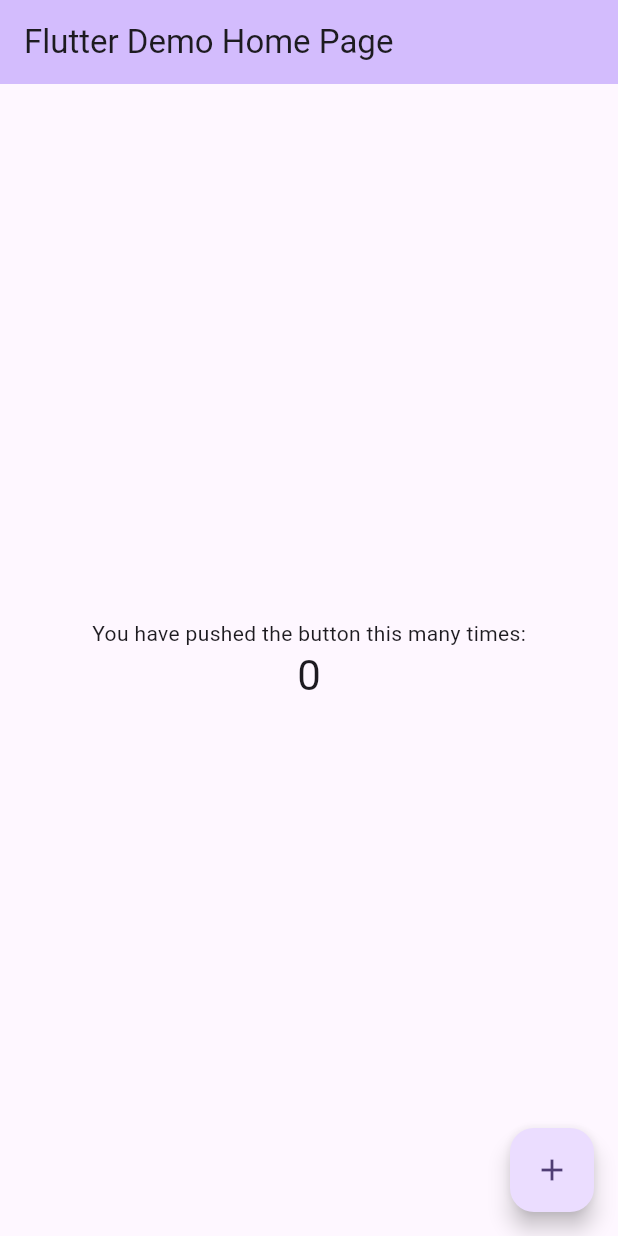
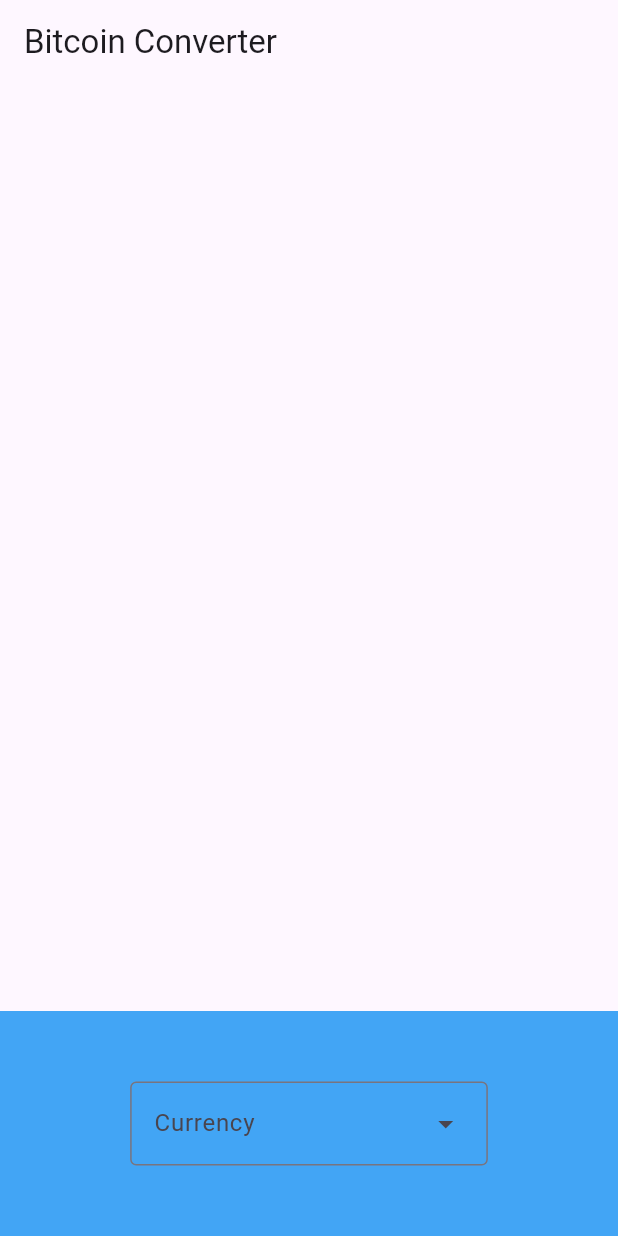
Before and after one commit to Isagani-lapira/bitcoin_converter, a Flutter app: the screen it shows after launch, on a phone screen of 412 x 824 dp. Run offline on Flutter 3.47's test engine with Material 3 defaults, Android fonts, the phone set to English and light mode, and no system bars.

Commit message:
Add: dropdown for both IOS and android

```diff
--- /dev/null
+++ b/bitcoin_converter/lib/home.dart
@@ -0,0 +1,38 @@
+import 'package:bitcoin_converter/utilities/const.dart';
+import 'package:bitcoin_converter/widget/dropdownentry.dart';
+import 'package:flutter/material.dart';
+import 'dart:io' show Platform;
+
+class Home extends StatefulWidget {
+  const Home({super.key});
+
+  @override
+  State<Home> createState() => _HomeState();
+}
+
+class _HomeState extends State<Home> {
+  @override
+  Widget build(BuildContext context) {
+    return Scaffold(
+      appBar: AppBar(title: kAppTitle),
+      body: Column(
+        mainAxisAlignment: MainAxisAlignment.spaceBetween,
+        children: [
+          const Expanded(
+            child: Column(
+              children: [],
+            ),
+          ),
+          Container(
+            height: 150.0,
+            color: Colors.blue[400],
+            width: double.infinity,
+            child: Center(
+              child: (Platform.isIOS) ? getIOSEntry() : getAndroidEntry(),
+            ),
+          )
+        ],
+      ),
+    );
+  }
+}
--- a/bitcoin_converter/lib/main.dart
+++ b/bitcoin_converter/lib/main.dart
@@ -1,125 +1,17 @@
+import 'package:bitcoin_converter/home.dart';
 import 'package:flutter/material.dart';
 
 void main() {
-  runApp(const MyApp());
+  runApp(const BitCoin());
 }
 
-class MyApp extends StatelessWidget {
-  const MyApp({super.key});
+class BitCoin extends StatelessWidget {
+  const BitCoin({super.key});
 
-  // This widget is the root of your application.
   @override
   Widget build(BuildContext context) {
-    return MaterialApp(
-      title: 'Flutter Demo',
-      theme: ThemeData(
-        // This is the theme of your application.
-        //
-        // TRY THIS: Try running your application with "flutter run". You'll see
-        // the application has a purple toolbar. Then, without quitting the app,
-        // try changing the seedColor in the colorScheme below to Colors.green
-        // and then invoke "hot reload" (save your changes or press the "hot
-        // reload" button in a Flutter-supported IDE, or press "r" if you used
-        // the command line to start the app).
-        //
-        // Notice that the counter didn't reset back to zero; the application
-        // state is not lost during the reload. To reset the state, use hot
-        // restart instead.
-        //
-        // This works for code too, not just values: Most code changes can be
-        // tested with just a hot reload.
-        colorScheme: ColorScheme.fromSeed(seedColor: Colors.deepPurple),
-        useMaterial3: true,
-      ),
-      home: const MyHomePage(title: 'Flutter Demo Home Page'),
+    return const MaterialApp(
+      home: Home(),
     );
   }
 }
-
-class MyHomePage extends StatefulWidget {
-  const MyHomePage({super.key, required this.title});
-
-  // This widget is the home page of your application. It is stateful, meaning
-  // that it has a State object (defined below) that contains fields that affect
-  // how it looks.
-
-  // This class is the configuration for the state. It holds the values (in this
-  // case the title) provided by the parent (in this case the App widget) and
-  // used by the build method of the State. Fields in a Widget subclass are
-  // always marked "final".
-
-  final String title;
-
-  @override
-  State<MyHomePage> createState() => _MyHomePageState();
-}
-
-class _MyHomePageState extends State<MyHomePage> {
-  int _counter = 0;
-
-  void _incrementCounter() {
-    setState(() {
-      // This call to setState tells the Flutter framework that something has
-      // changed in this State, which causes it to rerun the build method below
-      // so that the display can reflect the updated values. If we changed
-      // _counter without calling setState(), then the build method would not be
-      // called again, and so nothing would appear to happen.
-      _counter++;
-    });
-  }
-
-  @override
-  Widget build(BuildContext context) {
-    // This method is rerun every time setState is called, for instance as done
-    // by the _incrementCounter method above.
-    //
-    // The Flutter framework has been optimized to make rerunning build methods
-    // fast, so that you can just rebuild anything that needs updating rather
-    // than having to individually change instances of widgets.
-    return Scaffold(
-      appBar: AppBar(
-        // TRY THIS: Try changing the color here to a specific color (to
-        // Colors.amber, perhaps?) and trigger a hot reload to see the AppBar
-        // change color while the other colors stay the same.
-        backgroundColor: Theme.of(context).colorScheme.inversePrimary,
-        // Here we take the value from the MyHomePage object that was created by
-        // the App.build method, and use it to set our appbar title.
-        title: Text(widget.title),
-      ),
-      body: Center(
-        // Center is a layout widget. It takes a single child and positions it
-        // in the middle of the parent.
-        child: Column(
-          // Column is also a layout widget. It takes a list of children and
-          // arranges them vertically. By default, it sizes itself to fit its
-          // children horizontally, and tries to be as tall as its parent.
-          //
-          // Column has various properties to control how it sizes itself and
-          // how it positions its children. Here we use mainAxisAlignment to
-          // center the children vertically; the main axis here is the vertical
-          // axis because Columns are vertical (the cross axis would be
-          // horizontal).
-          //
-          // TRY THIS: Invoke "debug painting" (choose the "Toggle Debug Paint"
-          // action in the IDE, or press "p" in the console), to see the
-          // wireframe for each widget.
-          mainAxisAlignment: MainAxisAlignment.center,
-          children: <Widget>[
-            const Text(
-              'You have pushed the button this many times:',
-            ),
-            Text(
-              '$_counter',
-              style: Theme.of(context).textTheme.headlineMedium,
-            ),
-          ],
-        ),
-      ),
-      floatingActionButton: FloatingActionButton(
-        onPressed: _incrementCounter,
-        tooltip: 'Increment',
-        child: const Icon(Icons.add),
-      ), // This trailing comma makes auto-formatting nicer for build methods.
-    );
-  }
-}
--- /dev/null
+++ b/bitcoin_converter/lib/utilities/const.dart
@@ -0,0 +1,26 @@
+import 'package:flutter/material.dart';
+
+const Text kAppTitle = Text('Bitcoin Converter');
+
+const Map<String, String> kCURRENCIES = {
+  "USD": "United States Dollar",
+  "EUR": "Euro",
+  "JPY": "Japanese Yen",
+  "GBP": "British Pound Sterling",
+  "AUD": "Australian Dollar",
+  "CAD": "Canadian Dollar",
+  "CHF": "Swiss Franc",
+  "CNY": "Chinese Yuan",
+  "SEK": "Swedish Krona",
+  "NZD": "New Zealand Dollar",
+  "KRW": "South Korean Won",
+  "SGD": "Singapore Dollar",
+  "NOK": "Norwegian Krone",
+  "MXN": "Mexican Peso",
+  "INR": "Indian Rupee",
+  "RUB": "Russian Ruble",
+  "ZAR": "South African Rand",
+  "TRY": "Turkish Lira",
+  "BRL": "Brazilian Real",
+  "HKD": "Hong Kong Dollar"
+};
--- /dev/null
+++ b/bitcoin_converter/lib/widget/dropdownentry.dart
@@ -0,0 +1,32 @@
+import 'package:flutter/cupertino.dart';
+import 'package:flutter/material.dart';
+import '../utilities/const.dart';
+
+DropdownMenu getAndroidEntry() {
+  List<DropdownMenuEntry<String>> entries = [];
+  for (var entry in kCURRENCIES.entries) {
+    entries.add(DropdownMenuEntry(value: entry.key, label: entry.value));
+  }
+  return DropdownMenu(
+    dropdownMenuEntries: entries,
+    label: const Text('Currency'),
+    onSelected: (value) => {print(value)},
+  );
+}
+
+CupertinoPicker getIOSEntry() {
+  List<Text> entries = [];
+
+  for (String entry in kCURRENCIES.values) {
+    entries.add(Text(entry));
+  }
+
+  return CupertinoPicker(
+    itemExtent: 32.0,
+    onSelectedItemChanged: (value) {
+      List<String> keys = kCURRENCIES.keys.toList();
+      print(keys[value]);
+    },
+    children: entries,
+  );
+}
```
Also changed, not shown: 1 other file.
